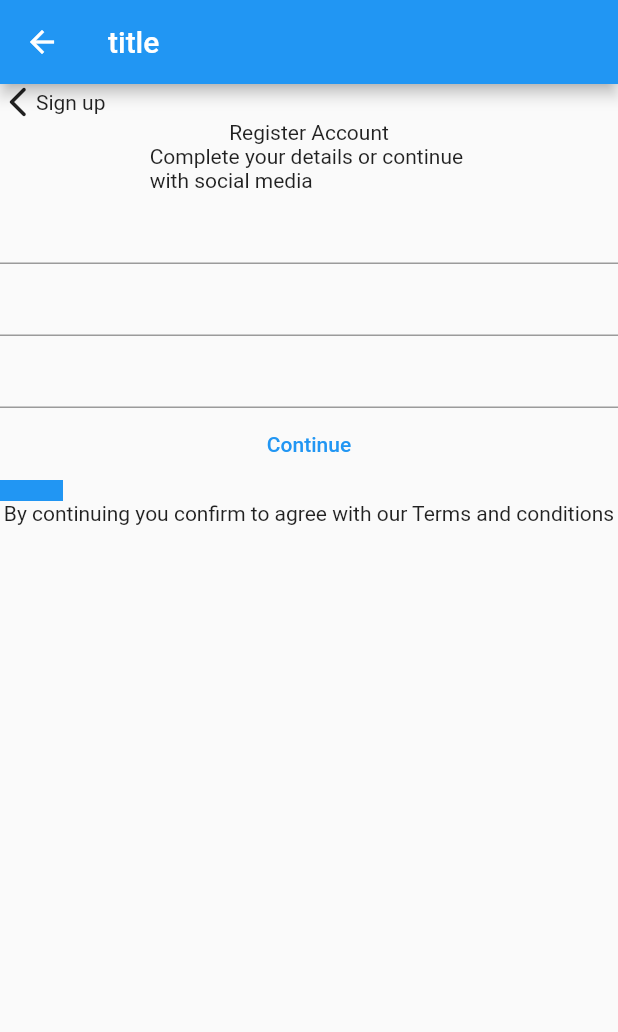
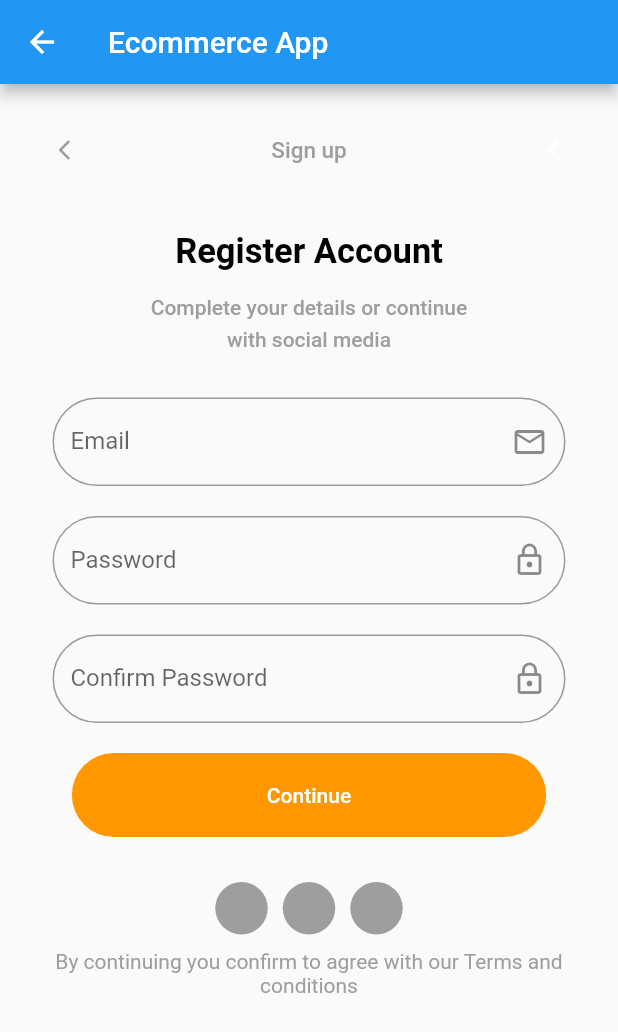
Before and after one commit to rabbaimehdi/flutter-bootcamp, a Flutter app: the SignupScreen screen opened directly, on a phone screen of 412 x 824 dp. Shown: the top 1032 px of the screen. Run offline on Flutter 3.47's test engine with Material 2 defaults, Android fonts, the phone set to English and light mode, and no system bars.

Commit message:
add style to signup_screen.dart

```diff
--- a/lib/screens/auth/signup_screen.dart
+++ b/lib/screens/auth/signup_screen.dart
@@ -7,33 +7,150 @@ class SignupScreen extends StatelessWidget {
   Widget build(BuildContext context) {
     return Scaffold(
         appBar: AppBar(
-          title: Text('title'),
+          title: Text(
+            'Ecommerce App',
           ),
-        body: Column(
+        ),
+        body: SafeArea(
+          child: Padding(
+            padding: const EdgeInsets.all(35),
+            child: SingleChildScrollView(
+              physics: BouncingScrollPhysics(),
+              child: Column(
                 children: [
                   Row(
                     children: [
-                Icon(Icons.arrow_back_ios_new_rounded),
-                Text("Sign up")
+                      Icon(
+                        Icons.arrow_back_ios_new_rounded,
+                        size: 16,
+                        color: Colors.grey,
+                      ),
+                      Text("Sign up",
+                          style: TextStyle(
+                              color: Colors.grey,
+                              fontSize: 15,
+                              fontWeight: FontWeight.w500)),
+                      Icon(
+                        Icons.arrow_back_ios_new_rounded,
+                        size: 16,
+                        color: Colors.white,
+                      )
+                    ],
+                    mainAxisAlignment: MainAxisAlignment.spaceBetween,
+                  ),
+                  SizedBox(
+                    height: 45,
+                  ),
+                  Text(
+                    "Register Account",
+                    style: TextStyle(
+                        color: Colors.black,
+                        fontSize: 23,
+                        fontWeight: FontWeight.bold),
+                  ),
+                  SizedBox(
+                    height: 12,
+                  ),
+                  Text(
+                    "Complete your details or continue \nwith social media",
+                    style: TextStyle(
+                      color: Colors.grey,
+                      height: 1.5,
+                      fontWeight: FontWeight.w500,
+                    ),
+                    textAlign: TextAlign.center,
+                  ),
+                  SizedBox(
+                    height: 30,
+                  ),
+                  TextFormField(
+                    decoration: InputDecoration(
+                        label: Text("Email"),
+                        hintText: "Enter your email",
+                        // floatingLabelBehavior: FloatingLabelBehavior.always,
+                        suffixIcon: Icon(Icons.email_outlined),
+                        border: OutlineInputBorder(
+                            borderRadius:
+                                BorderRadius.all(Radius.circular(50)))),
+                  ),
+                  SizedBox(
+                    height: 20,
+                  ),
+                  TextFormField(
+                    decoration: InputDecoration(
+                        label: Text("Password"),
+                        hintText: "Enter your password",
+                        suffixIcon: Icon(Icons.lock_outline),
+                        border: OutlineInputBorder(
+                            borderRadius:
+                                BorderRadius.all(Radius.circular(50)))),
+                    obscureText: true, //hide password
+                  ),
+                  SizedBox(
+                    height: 20,
+                  ),
+                  TextFormField(
+                    decoration: InputDecoration(
+                        label: Text("Confirm Password"),
+                        hintText: "Re-enter your password",
+                        suffixIcon: Icon(Icons.lock_outline),
+                        border: OutlineInputBorder(
+                            borderRadius:
+                                BorderRadius.all(Radius.circular(50)))),
+                    obscureText: true,
+                  ),
+                  SizedBox(
+                    height: 20,
+                  ),
+                  TextButton(
+                      style: TextButton.styleFrom(
+                        backgroundColor: Colors.orange,
+                        foregroundColor: Colors.white,
+                        padding:
+                            EdgeInsets.symmetric(horizontal: 130, vertical: 20),
+                        shape: RoundedRectangleBorder(
+                            borderRadius: BorderRadius.circular(30)),
+                      ), //better than ButtonStyle cuz it removes all styles
+                      onPressed: () => print("salam"),
+                      child: Text("Continue")),
+                  SizedBox(
+                    height: 30,
+                  ),
+                  Row(
+                    mainAxisAlignment: MainAxisAlignment.center,
+                    children: [
+                      Container(
+                        width: 35,
+                        height: 35,
+                        decoration: BoxDecoration(
+                            color: Colors.grey, shape: BoxShape.circle),
+                      ),
+                      SizedBox(width: 10),
+                      Container(
+                        width: 35,
+                        height: 35,
+                        decoration: BoxDecoration(
+                            color: Colors.grey, shape: BoxShape.circle),
+                      ),
+                      SizedBox(width: 10),
+                      Container(
+                        width: 35,
+                        height: 35,
+                        decoration: BoxDecoration(
+                            color: Colors.grey, shape: BoxShape.circle),
+                      )
                     ],
                   ),
-            Text("Register Account"),
-            Text("Complete your details or continue \nwith social media"),
-            TextFormField(),
-            TextFormField(),
-            TextFormField(),
-            TextButton(
-                onPressed: () => print("salam"), child: Text("Continue")),
-            Row(
-              children: [
-                Container(width: 14, height: 14, color: Colors.blue),
-                Container(width: 14, height: 14, color: Colors.blue),
-                Container(width: 14, height: 14, color: Colors.blue)
+                  SizedBox(height: 10),
+                  Text(
+                    "By continuing you confirm to agree with our Terms and conditions",
+                    style: TextStyle(color: Colors.grey),
+                    textAlign: TextAlign.center,
+                  ),
                 ],
               ),
-            Text(
-                "By continuing you confirm to agree with our Terms and conditions"),
-          ],
+            ),
+          ),
         ));
   }
 }
```
Lines whose indentation alone changed are shown as unchanged.
